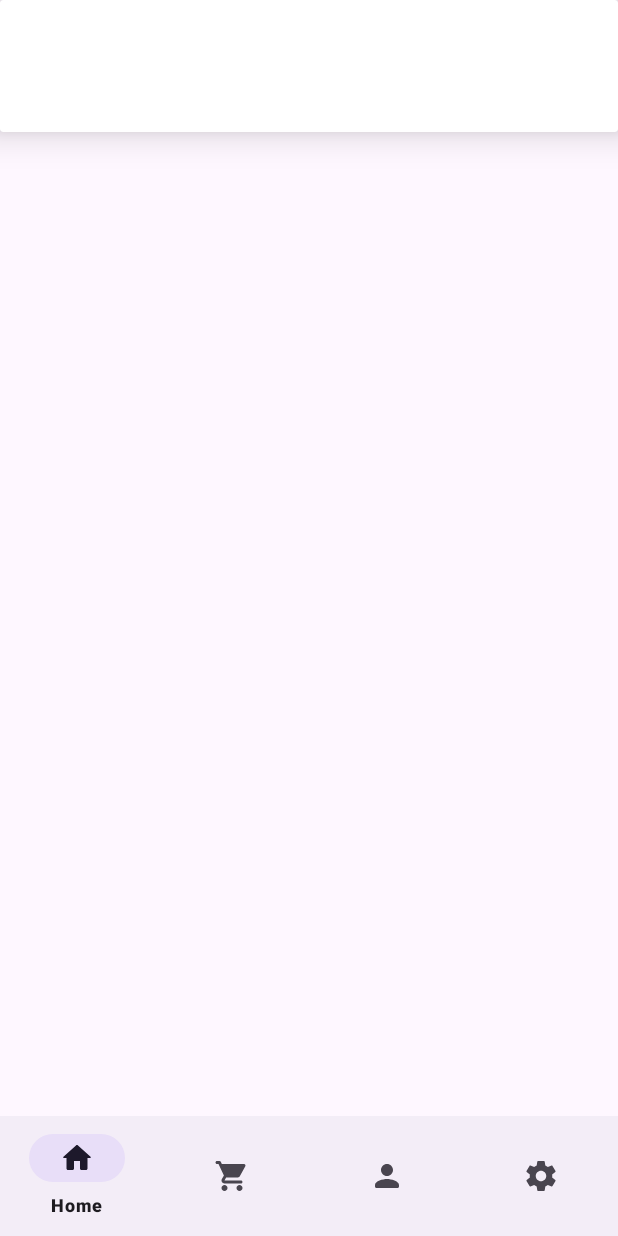
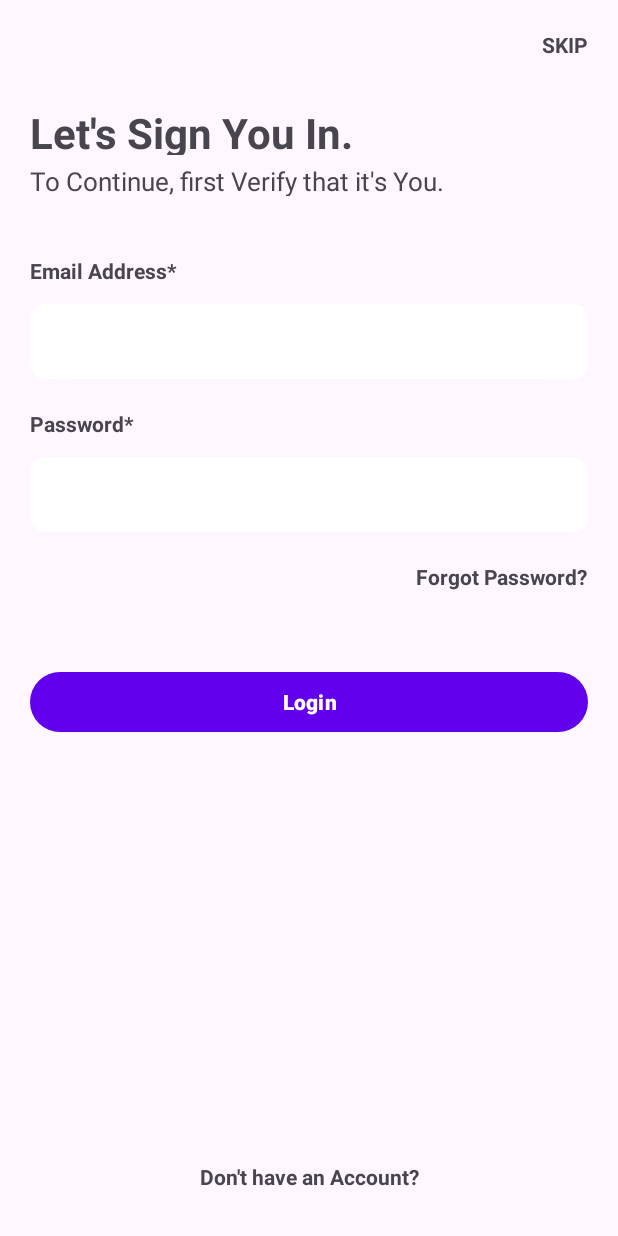
Before and after one commit to FPT-NMTung/Shopping-Android, an Android app: the screen it shows after launch (MainActivity), on a phone screen of 412 x 824 dp. Run offline under Robolectric (Android 15) with nearby library versions, the phone set to English and light mode, and no system bars; our stand-ins replace navigation-ui.

Commit message:
create login screen

```diff
--- a/app/src/main/AndroidManifest.xml
+++ b/app/src/main/AndroidManifest.xml
@@ -10,6 +10,9 @@
         android:supportsRtl="true"
         android:theme="@style/Theme.Project">
         <activity
+            android:name=".Login"
+            android:exported="false" />
+        <activity
             android:name=".MainActivity"
             android:exported="true">
             <intent-filter>
@@ -18,6 +21,7 @@
                 <category android:name="android.intent.category.LAUNCHER" />
             </intent-filter>
         </activity>
+
         <meta-data
             android:name="preloaded_fonts"
             android:resource="@array/preloaded_fonts" />
--- /dev/null
+++ b/app/src/main/java/fu/prm391/sampl/project/Login.java
@@ -0,0 +1,14 @@
+package fu.prm391.sampl.project;
+
+import androidx.appcompat.app.AppCompatActivity;
+
+import android.os.Bundle;
+
+public class Login extends AppCompatActivity {
+
+    @Override
+    protected void onCreate(Bundle savedInstanceState) {
+        super.onCreate(savedInstanceState);
+        setContentView(R.layout.activity_login);
+    }
+}
--- a/app/src/main/java/fu/prm391/sampl/project/MainActivity.java
+++ b/app/src/main/java/fu/prm391/sampl/project/MainActivity.java
@@ -14,10 +14,12 @@ public class MainActivity extends AppCompatActivity {
     @Override
     protected void onCreate(Bundle savedInstanceState) {
         super.onCreate(savedInstanceState);
-        setContentView(R.layout.main);
+        setContentView(R.layout.activity_login);
 
-        BottomNavigationView bottomNavigationView = findViewById(R.id.bottomNavigationView);
-        NavController navController = Navigation.findNavController(this,  R.id.fragmentContainerView);
-        NavigationUI.setupWithNavController(bottomNavigationView, navController);
+
+//        setContentView(R.layout.main);
+//        BottomNavigationView bottomNavigationView = findViewById(R.id.bottomNavigationView);
+//        NavController navController = Navigation.findNavController(this,  R.id.fragmentContainerView);
+//        NavigationUI.setupWithNavController(bottomNavigationView, navController);
     }
 }
--- /dev/null
+++ b/app/src/main/res/layout/activity_login.xml
@@ -0,0 +1,157 @@
+<?xml version="1.0" encoding="utf-8"?>
+<androidx.constraintlayout.widget.ConstraintLayout xmlns:android="http://schemas.android.com/apk/res/android"
+    xmlns:app="http://schemas.android.com/apk/res-auto"
+    xmlns:tools="http://schemas.android.com/tools"
+    android:layout_width="match_parent"
+    android:layout_height="match_parent"
+    tools:context=".Login">
+
+    <TextView
+        android:id="@+id/txtInputPass"
+        android:layout_width="0dp"
+        android:layout_height="22dp"
+        android:layout_marginStart="20dp"
+        android:layout_marginTop="20dp"
+        android:layout_marginEnd="20dp"
+        android:text="Password*"
+        android:textStyle="bold"
+        app:layout_constraintEnd_toEndOf="parent"
+        app:layout_constraintHorizontal_bias="1.0"
+        app:layout_constraintStart_toStartOf="parent"
+        app:layout_constraintTop_toBottomOf="@+id/cardViewEmail" />
+
+    <TextView
+        android:id="@+id/txtSkip"
+        android:layout_width="wrap_content"
+        android:layout_height="wrap_content"
+        android:layout_marginTop="20dp"
+        android:layout_marginEnd="20dp"
+        android:text="SKIP"
+        android:textAllCaps="true"
+        android:textSize="14sp"
+        android:textStyle="bold"
+        app:layout_constraintEnd_toEndOf="parent"
+        app:layout_constraintTop_toTopOf="parent" />
+
+    <TextView
+        android:id="@+id/txtLabel"
+        android:layout_width="0dp"
+        android:layout_height="34dp"
+        android:layout_marginStart="20dp"
+        android:layout_marginTop="30dp"
+        android:layout_marginEnd="20dp"
+        android:text="Let's Sign You In."
+        android:textSize="28sp"
+        android:textStyle="bold"
+        app:layout_constraintEnd_toEndOf="parent"
+        app:layout_constraintStart_toStartOf="parent"
+        app:layout_constraintTop_toBottomOf="@+id/txtSkip" />
+
+    <TextView
+        android:id="@+id/txtLabel2"
+        android:layout_width="0dp"
+        android:layout_height="22dp"
+        android:layout_marginStart="20dp"
+        android:layout_marginTop="5dp"
+        android:layout_marginEnd="20dp"
+        android:text="To Continue, first Verify that it's You."
+        android:textSize="17sp"
+        app:layout_constraintEnd_toEndOf="parent"
+        app:layout_constraintStart_toStartOf="parent"
+        app:layout_constraintTop_toBottomOf="@+id/txtLabel" />
+
+    <TextView
+        android:id="@+id/txtInputEmail"
+        android:layout_width="0dp"
+        android:layout_height="22dp"
+        android:layout_marginStart="20dp"
+        android:layout_marginTop="40dp"
+        android:layout_marginEnd="20dp"
+        android:text="Email Address*"
+        android:textStyle="bold"
+        app:layout_constraintEnd_toEndOf="parent"
+        app:layout_constraintStart_toStartOf="parent"
+        app:layout_constraintTop_toBottomOf="@+id/txtLabel2" />
+
+    <androidx.cardview.widget.CardView
+        android:id="@+id/cardViewEmail"
+        android:layout_width="0dp"
+        android:layout_height="50dp"
+        android:layout_marginStart="20dp"
+        android:layout_marginTop="10dp"
+        android:layout_marginEnd="20dp"
+        app:cardCornerRadius="10dp"
+        app:layout_constraintEnd_toEndOf="parent"
+        app:layout_constraintStart_toStartOf="parent"
+        app:layout_constraintTop_toBottomOf="@+id/txtInputEmail">
+
+        <EditText
+            android:id="@+id/editTextTextEmailAddress2"
+            android:layout_width="match_parent"
+            android:layout_height="match_parent"
+            android:background="@android:color/transparent"
+            android:ems="10"
+            android:inputType="textEmailAddress"
+            tools:ignore="SpeakableTextPresentCheck" />
+    </androidx.cardview.widget.CardView>
+
+    <androidx.cardview.widget.CardView
+        android:id="@+id/cardViewPass"
+        android:layout_width="0dp"
+        android:layout_height="50dp"
+        android:layout_marginStart="20dp"
+        android:layout_marginTop="10dp"
+        android:layout_marginEnd="20dp"
+        app:cardCornerRadius="10dp"
+        app:layout_constraintEnd_toEndOf="parent"
+        app:layout_constraintStart_toStartOf="parent"
+        app:layout_constraintTop_toBottomOf="@+id/txtInputPass" >
+
+        <EditText
+            android:id="@+id/editTextTextPassword"
+            android:layout_width="match_parent"
+            android:layout_height="match_parent"
+            android:background="@android:color/transparent"
+            android:ems="10"
+            android:inputType="textPassword"
+            tools:ignore="SpeakableTextPresentCheck" />
+    </androidx.cardview.widget.CardView>
+
+    <TextView
+        android:id="@+id/txtForgot"
+        android:layout_width="wrap_content"
+        android:layout_height="wrap_content"
+        android:layout_marginTop="20dp"
+        android:layout_marginEnd="20dp"
+        android:text="Forgot Password?"
+        android:textStyle="bold"
+        app:layout_constraintEnd_toEndOf="parent"
+        app:layout_constraintTop_toBottomOf="@+id/cardViewPass" />
+
+    <Button
+        android:id="@+id/btnLogin"
+        android:layout_width="0dp"
+        android:layout_height="wrap_content"
+        android:layout_marginStart="20dp"
+        android:layout_marginTop="50dp"
+        android:layout_marginEnd="20dp"
+        android:text="Login"
+        android:textStyle="bold"
+        app:layout_constraintEnd_toEndOf="parent"
+        app:layout_constraintStart_toStartOf="parent"
+        app:layout_constraintTop_toBottomOf="@+id/txtForgot" />
+
+    <TextView
+        android:id="@+id/textView11"
+        android:layout_width="wrap_content"
+        android:layout_height="wrap_content"
+        android:layout_marginStart="20dp"
+        android:layout_marginEnd="20dp"
+        android:layout_marginBottom="30dp"
+        android:text="Don't have an Account?"
+        android:textStyle="bold"
+        app:layout_constraintBottom_toBottomOf="parent"
+        app:layout_constraintEnd_toEndOf="parent"
+        app:layout_constraintStart_toStartOf="parent" />
+
+</androidx.constraintlayout.widget.ConstraintLayout>
```
Lines whose indentation alone changed are shown as unchanged.
